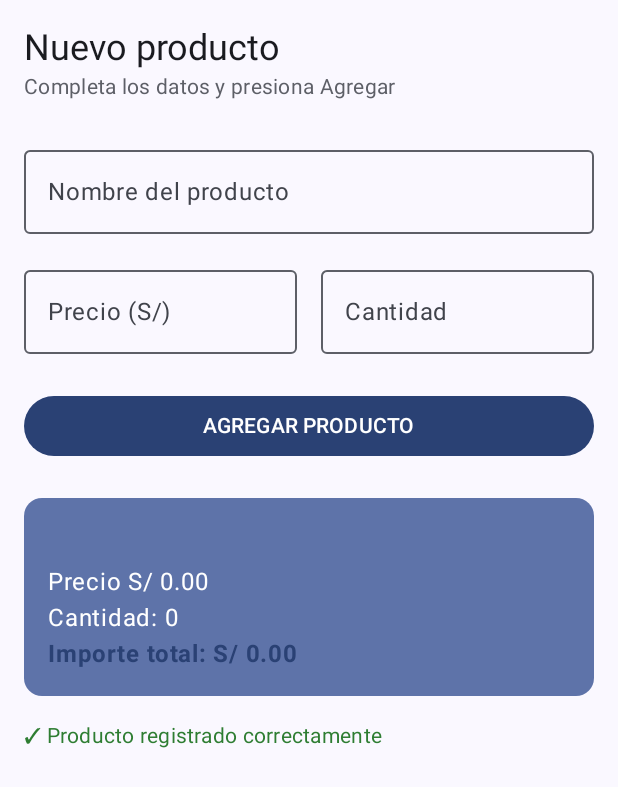
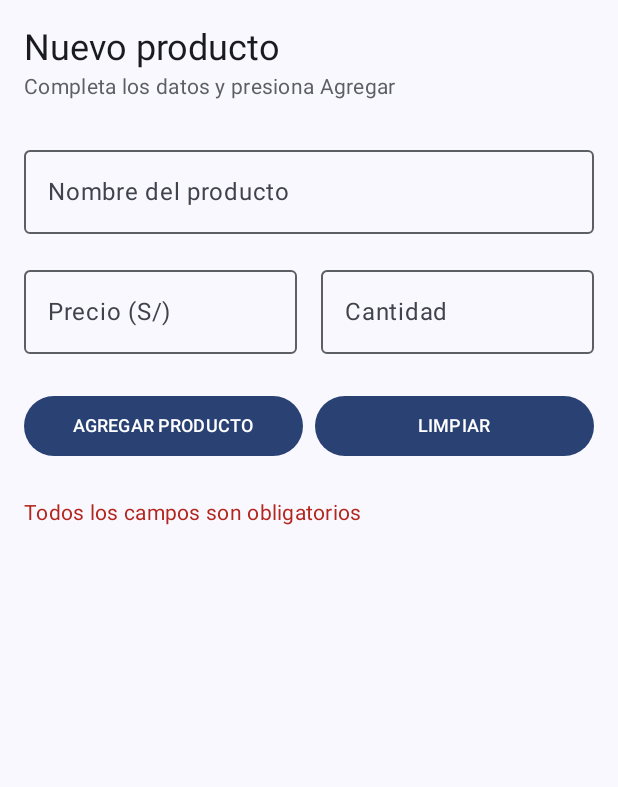
Before and after one commit to PedroJrSuarez/Programacion-en-Moviles, an Android app built with Jetpack Compose: the screen it shows after launch (MainActivity), after a tap on "AGREGAR PRODUCTO", on a phone screen of 412 x 824 dp. Shown: the top 787 px of the screen. Run offline under Robolectric (Android 15) with nearby library versions, the light colour scheme and no system bars.

Commit message:
Aplica mejora generada con IA: validacion y boton limpiar

```diff
--- a/Laboratorio 03/LABORATORIO 03 CON IA/app/src/main/java/com/suarez/lab03registroproducto/MainActivity.kt
+++ b/Laboratorio 03/LABORATORIO 03 CON IA/app/src/main/java/com/suarez/lab03registroproducto/MainActivity.kt
@@ -28,6 +28,7 @@ import androidx.compose.ui.Modifier
 import androidx.compose.ui.graphics.Color
 import androidx.compose.ui.text.font.FontWeight
 import androidx.compose.ui.unit.dp
+import androidx.compose.ui.unit.sp
 import com.suarez.lab03registroproducto.ui.theme.Lab03RegistroProductoTheme
 
 class MainActivity : ComponentActivity() {
@@ -51,6 +52,7 @@ fun PantallaRegistro(modifier: Modifier = Modifier) {
     var precio by remember { mutableStateOf("") }
     var cantidad by remember { mutableStateOf("") }
     var mostrarResumen by remember { mutableStateOf(false) }
+    var mensajeError by remember { mutableStateOf("") }
 
     Column(
         modifier = modifier
@@ -95,14 +97,63 @@ fun PantallaRegistro(modifier: Modifier = Modifier) {
 
         Spacer(modifier = Modifier.height(24.dp))
 
-        Button(
-            onClick = { mostrarResumen = true },
-            modifier = Modifier.fillMaxWidth()
-        ) {
-            Text("AGREGAR PRODUCTO")
+        Row(modifier = Modifier.fillMaxWidth()) {
+            Button(
+                onClick = {
+                    val precioNum = precio.toDoubleOrNull()
+                    val cantidadNum = cantidad.toIntOrNull()
+                    val soloLetrasRegex = Regex("^[a-zA-ZáéíóúÁÉÍÓÚñÑ\\s]+$")
+
+                    if (nombre.isBlank() || precio.isBlank() || cantidad.isBlank()) {
+                        mensajeError = "Todos los campos son obligatorios"
+                        mostrarResumen = false
+                    } else if (!nombre.matches(soloLetrasRegex)) {
+                        mensajeError = "El nombre del producto solo debe contener letras"
+                        mostrarResumen = false
+                    } else if (precioNum == null || cantidadNum == null) {
+                        mensajeError = "Ingresa números válidos en Precio y Cantidad"
+                        mostrarResumen = false
+                    } else if (precioNum <= 0) {
+                        mensajeError = "El precio debe ser mayor a 0"
+                        mostrarResumen = false
+                    } else if (cantidadNum <= 0) {
+                        mensajeError = "La cantidad debe ser mayor a 0"
+                        mostrarResumen = false
+                    } else {
+                        mensajeError = ""
+                        mostrarResumen = true
+                    }
+                },
+                modifier = Modifier.weight(1f)
+            ) {
+                Text("AGREGAR PRODUCTO", fontSize = 12.sp)
+            }
+
+            Spacer(modifier = Modifier.width(8.dp))
+
+            Button(
+                onClick = {
+                    nombre = ""
+                    precio = ""
+                    cantidad = ""
+                    mostrarResumen = false
+                    mensajeError = ""
+                },
+                modifier = Modifier.weight(1f)
+            ) {
+                Text("LIMPIAR", fontSize = 12.sp)
+            }
         }
 
         Spacer(modifier = Modifier.height(24.dp))
+
+        if (mensajeError.isNotBlank()) {
+            Text(
+                text = mensajeError,
+                color = MaterialTheme.colorScheme.error,
+                style = MaterialTheme.typography.bodyMedium
+            )
+        }
 
         if (mostrarResumen) {
             val precioNum = precio.toDoubleOrNull() ?: 0.0
@@ -134,7 +185,7 @@ fun PantallaRegistro(modifier: Modifier = Modifier) {
                 color = Color(0xFF2E7D32),
                 style = MaterialTheme.typography.bodyMedium
             )
-        } else {
+        } else if (mensajeError.isBlank()) {
             Text(
                 text = "Aún no has registrado ningún producto",
                 color = MaterialTheme.colorScheme.outline
```
